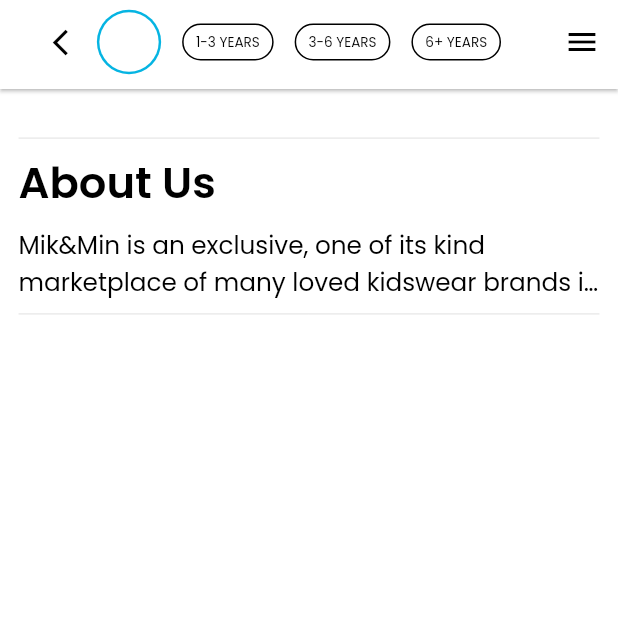
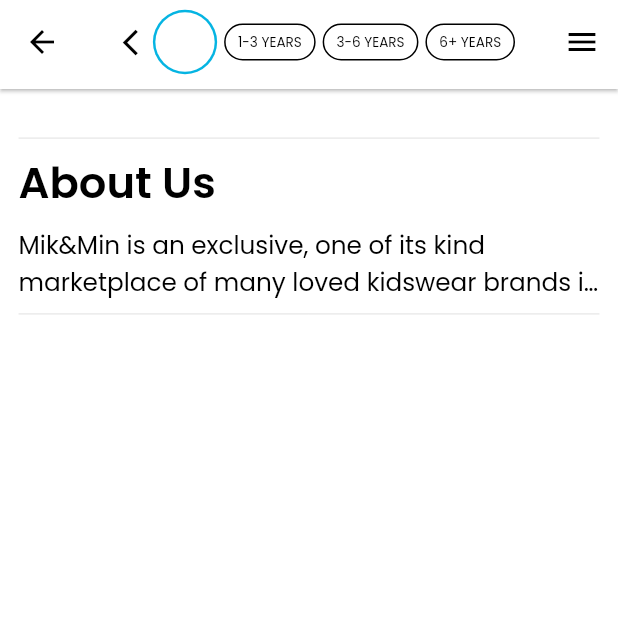
Before and after one commit to naqeeb9a/Mik-n-min, a Flutter app: the AboutUs screen opened directly, on a phone screen of 412 x 824 dp, the top half of it. Run offline on Flutter 3.47's test engine with Material 2 defaults, Android fonts, the phone set to English and light mode, and no system bars; our stand-ins replace card_swiper, carousel_slider, email_validator, google_fonts, line_icons.

Commit message:
Hassan ~ minor changes

```diff
--- a/lib/app screens/bottom nav screens/categories_page.dart
+++ b/lib/app screens/bottom nav screens/categories_page.dart
@@ -1,4 +1,3 @@
-import 'dart:ui';
 
 import 'package:flutter/material.dart';
 
--- a/lib/app screens/khubaib/view_page.dart
+++ b/lib/app screens/khubaib/view_page.dart
@@ -1,5 +1,4 @@
 import 'package:card_swiper/card_swiper.dart';
-import 'package:expandable/expandable.dart';
 import 'package:flutter/material.dart';
 
 import 'package:mik_and_min/utils/config.dart';
--- a/lib/main.dart
+++ b/lib/main.dart
@@ -23,7 +23,7 @@
           Theme.of(context).textTheme,
         ),
       ),
-      home: const AboutUs(),
+      home: const Login(),
     );
   }
 }
--- a/lib/utils/config.dart
+++ b/lib/utils/config.dart
@@ -2,6 +2,7 @@
 
 class CustomColors {
   static const customWhite = Color(0xffffffff);
+  static const customSkimColor = Colors.white60;
   static const customGrey = Color(0xff707070);
   static const customBlack = Color(0xff000000);
   static const customBlue = Color(0xff05B4E2);
--- a/lib/widgets/app_bar.dart
+++ b/lib/widgets/app_bar.dart
@@ -1,5 +1,4 @@
 import 'package:flutter/material.dart';
-
 import 'package:mik_and_min/utils/dynamic_sizes.dart';
 import 'package:mik_and_min/widgets/text_widget.dart';
 
@@ -32,7 +31,8 @@
   );
 }
 
-PreferredSizeWidget bar2(context, {bottomText = false, title}) {
+PreferredSizeWidget bar2(context,
+    {bottomText = false, title, titleCheck = false}) {
   return PreferredSize(
     preferredSize: Size.fromHeight(
       CustomSizes().dynamicHeight(context, .072),
@@ -47,7 +47,22 @@
       title: SizedBox(
         height: CustomSizes().dynamicHeight(context, .072),
         width: CustomSizes().dynamicWidth(context, 1),
-        child: Row(
+        child: titleCheck == true
+            ? Row(
+                mainAxisAlignment: MainAxisAlignment.start,
+                children: [
+                  InkWell(
+                    onTap: () {
+                      CustomRoutes().pop(context);
+                    },
+                    child: Icon(
+                      Icons.arrow_back_ios_new_sharp,
+                      size: CustomSizes().dynamicWidth(context, 0.05),
+                    ),
+                  ),
+                ],
+              )
+            : Row(
                 mainAxisAlignment: MainAxisAlignment.spaceEvenly,
                 children: [
                   InkWell(
--- a/pubspec.yaml
+++ b/pubspec.yaml
@@ -38,11 +38,8 @@
   email_validator: ^2.0.1
   carousel_slider: ^4.0.0
   card_swiper: ^2.0.1
-<<<<<<< HEAD
   expandable: ^5.0.1
-=======
   line_icons: ^2.0.1
->>>>>>> 0c6039ade9891a0a90d627da088b9e7e4163f768
 
 
 dev_dependencies:
```
Also changed, not shown: lib/app screens/authenctication screens/forgot_password.dart (+20 -10 lines), lib/app screens/authenctication screens/sign_in.dart (+15 -0 lines), lib/app screens/home.dart (deleted, +0 -21 lines), lib/widgets/categoriesPageWidgets/category_grid.dart (+11 -1 lines), pubspec.lock. Lines whose indentation alone changed are shown as unchanged.
